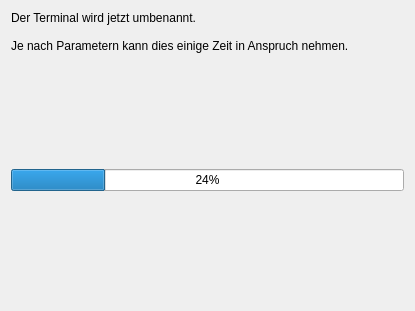
The window that simon/src/simonmodelmanagementui/RenameTerminal/renameterminalworkingpage.ui (KDE/simon) describes before a commit, drawn with Qt 5.
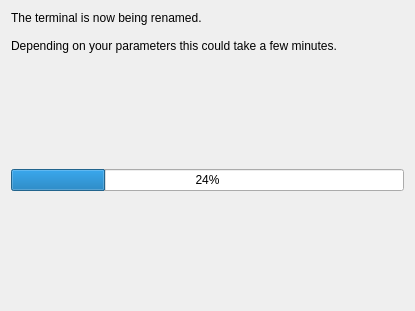
The same window after the commit.

Patch:
```diff
--- a/simon/src/simonmodelmanagementui/RenameTerminal/renameterminalworkingpage.ui
+++ b/simon/src/simonmodelmanagementui/RenameTerminal/renameterminalworkingpage.ui
@@ -16,9 +16,9 @@
    <item>
     <widget class="QLabel" name="lbDesc" >
      <property name="text" >
-      <string>Der Terminal wird jetzt umbenannt.
+      <string>The terminal is now being renamed.
 
-Je nach Parametern kann dies einige Zeit in Anspruch nehmen.</string>
+Depending on your parameters this could take a few minutes.</string>
      </property>
      <property name="wordWrap" >
       <bool>true</bool>
```
